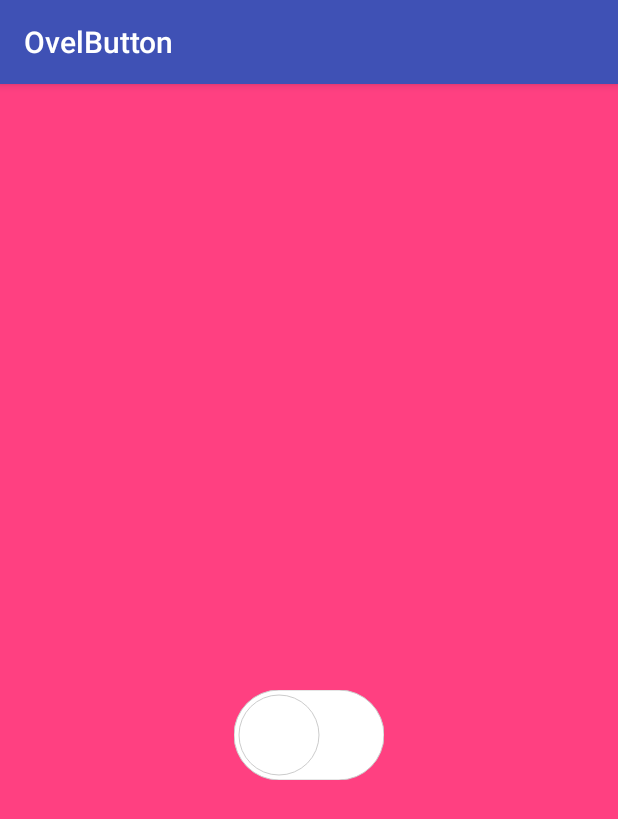
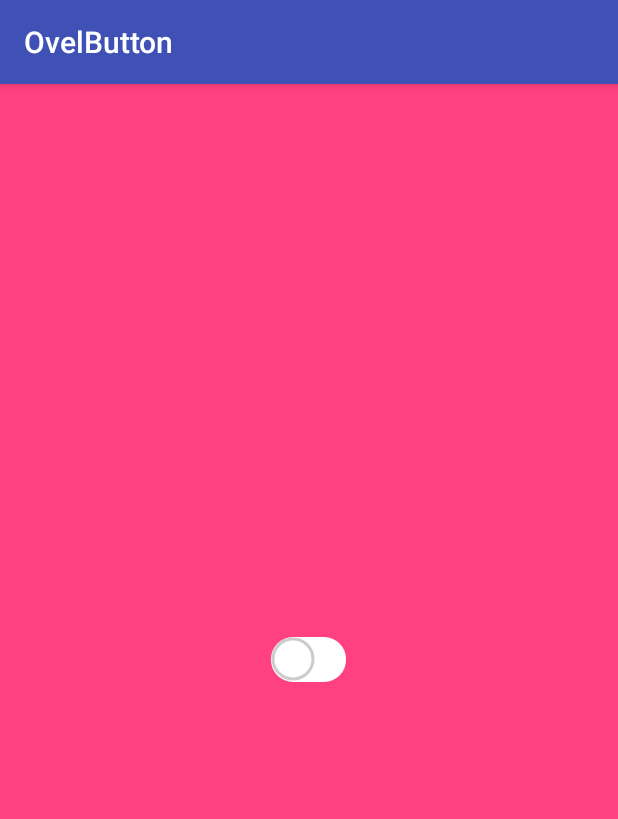
Before and after one commit to iwdael/OvalButton, an Android app: the screen it shows after launch (MainActivity), on a phone screen of 412 x 824 dp. Shown: the top 819 px of the screen. Run offline under Robolectric (Android 15) with nearby library versions, the phone set to English and light mode, and no system bars.

```diff
--- a/app/src/main/res/layout/activity_main.xml
+++ b/app/src/main/res/layout/activity_main.xml
@@ -7,13 +7,12 @@
     android:gravity="center"
     android:orientation="vertical">
 
-    <com.absurd.ovalbuttom.OvelButton
+    <com.absurd.ovalbuttom.OvalButton
         app:unPressColor="#ffffff"
         app:sideLineColor="#cccccc"
-        app:pressedColor="#00ff55"
+        app:pressedColor="#4fd262"
         app:circleColor="#ffffff"
-        android:layout_width="100dp"
-        android:layout_height="60dp"
-        android:layout_marginTop="100dp" />
+        android:layout_width="50dp"
+        android:layout_height="30dp" />
 
 </LinearLayout>
--- a/app/src/main/res/values/attr.xml
+++ b/app/src/main/res/values/attr.xml
@@ -6,7 +6,7 @@
     <attr name="duration" format="integer"></attr>
     <attr name="sideLineColor" format="color"></attr>
     <attr name="edgeLineWidth" format="dimension" />
-    <declare-styleable name="OvelButton">
+    <declare-styleable name="OvalButton">
         <attr name="circleColor"></attr>
         <attr name="unPressColor"></attr>
         <attr name="pressedColor"></attr>
--- a/ovalbuttom/src/main/java/com/absurd/ovalbuttom/ObjectMessage.java
+++ b/ovalbuttom/src/main/java/com/absurd/ovalbuttom/ObjectMessage.java
@@ -11,9 +11,11 @@ import android.graphics.Point;
 public class ObjectMessage {
     public Point point;
     public int color;
+    public int lineColor;
 
-    public ObjectMessage(Point point, int color) {
+    public ObjectMessage(Point point, int color, int lineColor) {
         this.point = point;
         this.color = color;
+        this.lineColor = lineColor;
     }
 }
--- a/ovalbuttom/src/main/java/com/absurd/ovalbuttom/OvelButton.java
+++ b/ovalbuttom/src/main/java/com/absurd/ovalbuttom/OvalButton.java
@@ -1,5 +1,6 @@
 package com.absurd.ovalbuttom;
 
+import android.animation.Animator;
 import android.animation.ValueAnimator;
 import android.content.Context;
 import android.content.res.TypedArray;
@@ -20,9 +21,11 @@ import android.view.animation.AccelerateDecelerateInterpolator;
  * Data: 2017/9/26.
  */
 
-public class OvelButton extends View {
+public class OvalButton extends View {
     private int mWith;
     private int mHight;
+    private float mRealWidth;
+    private float mRealHeight;
     private int mRadius;
     private int mCircleColor;
     private int mUnpressColor;
@@ -34,24 +37,25 @@ public class OvelButton extends View {
     private ObjectMessage mCurrentPoint;
     private Path mPath;
     private int mEdgeLineHeight;
+    private boolean mCurrentIsSliding = false;
 
-    public OvelButton(Context context) {
+    public OvalButton(Context context) {
         this(context, null);
     }
 
-    public OvelButton(Context context, AttributeSet attrs) {
+    public OvalButton(Context context, AttributeSet attrs) {
         this(context, attrs, 0);
     }
 
-    public OvelButton(Context context, AttributeSet attrs, int defStyleAttr) {
+    public OvalButton(Context context, AttributeSet attrs, int defStyleAttr) {
         super(context, attrs, defStyleAttr);
-        TypedArray ta = context.getTheme().obtainStyledAttributes(attrs, R.styleable.OvelButton, defStyleAttr, 0);
-        mCircleColor = ta.getColor(R.styleable.OvelButton_circleColor, Color.WHITE);
-        mUnpressColor = ta.getColor(R.styleable.OvelButton_unPressColor, Color.GRAY);
-        mPressedColor = ta.getColor(R.styleable.OvelButton_pressedColor, Color.GREEN);
-        mDration = ta.getInteger(R.styleable.OvelButton_duration, 500);
-        mSideLineColor = ta.getColor(R.styleable.OvelButton_sideLineColor, Color.GRAY);
-        mEdgeLineHeight = (int) ta.getDimension(R.styleable.OvelButton_edgeLineWidth, 1);
+        TypedArray ta = context.getTheme().obtainStyledAttributes(attrs, R.styleable.OvalButton, defStyleAttr, 0);
+        mCircleColor = ta.getColor(R.styleable.OvalButton_circleColor, Color.WHITE);
+        mUnpressColor = ta.getColor(R.styleable.OvalButton_unPressColor, Color.GRAY);
+        mPressedColor = ta.getColor(R.styleable.OvalButton_pressedColor, Color.GREEN);
+        mDration = ta.getInteger(R.styleable.OvalButton_duration, 500);
+        mSideLineColor = ta.getColor(R.styleable.OvalButton_sideLineColor, Color.GRAY);
+        mEdgeLineHeight = (int) ta.getDimension(R.styleable.OvalButton_edgeLineWidth, 3);
         ta.recycle();
         init();
     }
@@ -59,35 +63,25 @@ public class OvelButton extends View {
     private void init() {
         mPaint = new Paint();
         mPaint.setAntiAlias(true);
+        mPaint.setDither(true);
     }
-
-
-    @Override
-    protected void onMeasure(int widthMeasureSpec, int heightMeasureSpec) {
-        int specModeWidth = MeasureSpec.getMode(widthMeasureSpec);
-        float specWidth = MeasureSpec.getSize(widthMeasureSpec);
-        int specModeHight = MeasureSpec.getMode(heightMeasureSpec);
-        float specHight = MeasureSpec.getSize(heightMeasureSpec);
-        if (specModeWidth == MeasureSpec.EXACTLY & specModeHight == MeasureSpec.EXACTLY) {
-            if (specWidth / specHight > 5f / 3f) {
-                specWidth = specModeHight * 5f / 3f;
-            } else {
-                specHight = specWidth * 3f / 5f;
-            }
-        } else {
-            throw new RuntimeException("OvalButton onMeasure Error ! W:H = 5:3 ");
-        }
-        setMeasuredDimension((int) specWidth, (int) specHight);
-    }
-
 
     @Override
     protected void onLayout(boolean changed, int left, int top, int right, int bottom) {
         super.onLayout(changed, left, top, right, bottom);
+        mRealWidth = getMeasuredWidth();
+        mRealHeight = getMeasuredHeight();
+        if (mRealWidth / mRealHeight > 5.0f / 3.0f) {
+            mHight = (int) mRealHeight;
+            mWith = (int) (mRealHeight * 5.0f / 3.0f);
+        } else {
+            mWith = (int) mRealWidth;
+            mHight = (int) (mRealWidth * 3.0f / 5.0f);
+        }
         mWith = getMeasuredWidth();
         mHight = getMeasuredHeight();
         mRadius = (int) (mHight * 0.45f);
-        mCurrentPoint = new ObjectMessage(new Point(mHight / 2, mHight / 2), mUnpressColor);
+        mCurrentPoint = new ObjectMessage(new Point(mHight / 2, (int) (mRealHeight / 2)), mUnpressColor, mSideLineColor);
         mPath = new Path();
     }
 
@@ -95,7 +89,7 @@ public class OvelButton extends View {
     protected void onDraw(Canvas canvas) {
         canvas.save();
         mPath.reset();
-
+        mPaint.setAntiAlias(true);
         //background
         RectF bg = new RectF();
         bg.top = 0;
@@ -107,11 +101,11 @@ public class OvelButton extends View {
         canvas.drawRoundRect(bg, mHight / 2, mHight / 2, mPaint);
 
         //background line
-        mPath.addRoundRect(bg, mHight / 2, mHight / 2, Path.Direction.CCW);
-        mPaint.setColor(mSideLineColor);
-        mPaint.setStyle(Paint.Style.STROKE);
-        mPaint.setStrokeWidth(mEdgeLineHeight);
-        canvas.drawPath(mPath, mPaint);
+//        mPath.addRoundRect(bg, mHight / 2, mHight / 2, Path.Direction.CCW);
+//        mPaint.setColor(mSideLineColor);
+//        mPaint.setStyle(Paint.Style.STROKE);
+//        mPaint.setStrokeWidth(mCurrentPoint.lineColor);
+//        canvas.drawPath(mPath, mPaint);
 
         //circle
         mPaint.reset();
@@ -133,17 +127,20 @@ public class OvelButton extends View {
     public boolean onTouchEvent(MotionEvent event) {
         switch (event.getAction()) {
             case MotionEvent.ACTION_DOWN:
-                mIsOpen = mIsOpen == true ? false : true;
-                startAnimation(mIsOpen);
-                return super.onTouchEvent(event);
+                if (mCurrentIsSliding == false) {
+                    mCurrentIsSliding = true;
+                    mIsOpen = mIsOpen == true ? false : true;
+                    startAnimation(mIsOpen);
+                }
+                break;
         }
-        return super.onTouchEvent(event);
+        return true;
     }
 
 
     private void startAnimation(boolean isOpen) {
-        ObjectMessage startPoint = new ObjectMessage(new Point(mHight / 2, mHight / 2), mUnpressColor);
-        ObjectMessage endPoint = new ObjectMessage(new Point(mWith - mHight / 2, mHight / 2), mPressedColor);
+        ObjectMessage startPoint = new ObjectMessage(new Point(mHight / 2, mHight / 2), mUnpressColor, mSideLineColor);
+        ObjectMessage endPoint = new ObjectMessage(new Point(mWith - mHight / 2, mHight / 2), mPressedColor, mPressedColor);
         ValueAnimator anim;
         if (isOpen)
             anim = ValueAnimator.ofObject(new PointEvaluator(), startPoint, endPoint);
@@ -154,6 +151,27 @@ public class OvelButton extends View {
             public void onAnimationUpdate(ValueAnimator animation) {
                 mCurrentPoint = (ObjectMessage) animation.getAnimatedValue();
                 invalidate();
+            }
+        });
+        anim.addListener(new Animator.AnimatorListener() {
+            @Override
+            public void onAnimationStart(Animator animator) {
+
+            }
+
+            @Override
+            public void onAnimationEnd(Animator animator) {
+                mCurrentIsSliding = false;
+            }
+
+            @Override
+            public void onAnimationCancel(Animator animator) {
+
+            }
+
+            @Override
+            public void onAnimationRepeat(Animator animator) {
+
             }
         });
         anim.setInterpolator(new AccelerateDecelerateInterpolator());
--- a/ovalbuttom/src/main/res/values/attr.xml
+++ b/ovalbuttom/src/main/res/values/attr.xml
@@ -6,7 +6,7 @@
     <attr name="duration" format="integer"></attr>
     <attr name="sideLineColor" format="color"></attr>
     <attr name="edgeLineWidth" format="dimension" />
-    <declare-styleable name="OvelButton">
+    <declare-styleable name="OvalButton">
         <attr name="circleColor"></attr>
         <attr name="unPressColor"></attr>
         <attr name="pressedColor"></attr>
```
Also changed, not shown: ovalbuttom/src/main/java/com/absurd/ovalbuttom/PointEvaluator.java (+5 -6 lines).
